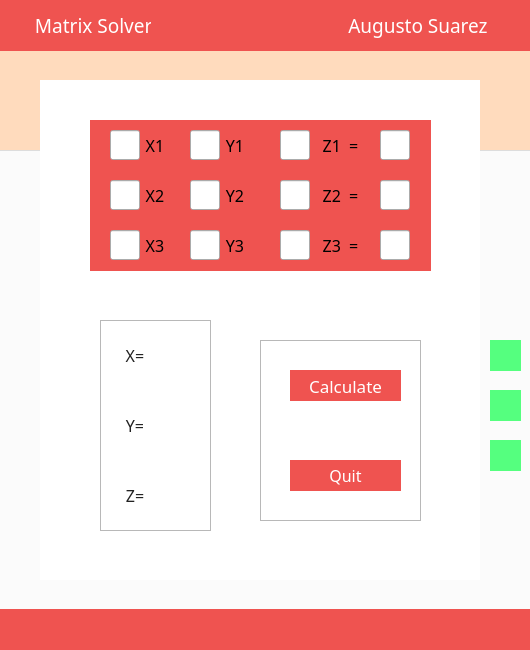
Qt form eqsolver.ui (AugSuarez/eqsolver) before a commit.
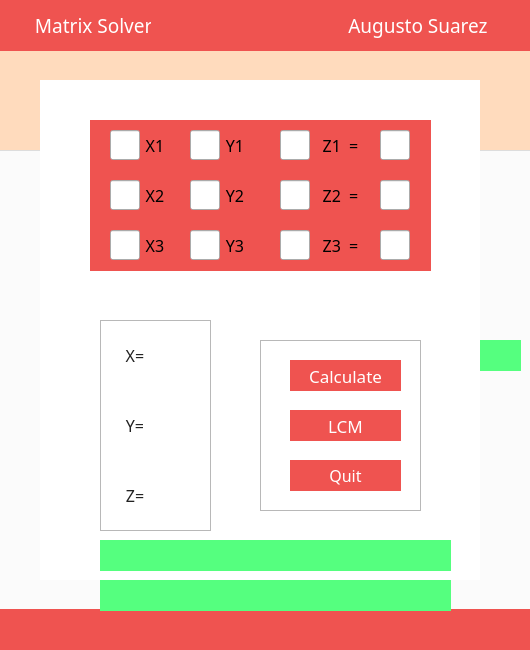
The same form after that commit.

```diff
--- a/eqsolver.ui
+++ b/eqsolver.ui
@@ -1063,7 +1063,7 @@
        <x>220</x>
        <y>260</y>
        <width>161</width>
-       <height>181</height>
+       <height>171</height>
       </rect>
      </property>
      <property name="font">
@@ -1113,7 +1113,7 @@
       <property name="geometry">
        <rect>
         <x>30</x>
-        <y>30</y>
+        <y>20</y>
         <width>111</width>
         <height>31</height>
        </rect>
@@ -1146,6 +1146,157 @@
        <bool>true</bool>
       </property>
      </widget>
+     <widget class="QPushButton" name="lcm">
+      <property name="geometry">
+       <rect>
+        <x>30</x>
+        <y>70</y>
+        <width>111</width>
+        <height>31</height>
+       </rect>
+      </property>
+      <property name="font">
+       <font>
+        <family>Ebrima</family>
+        <pointsize>13</pointsize>
+        <weight>50</weight>
+        <bold>false</bold>
+       </font>
+      </property>
+      <property name="styleSheet">
+       <string notr="true">QPushButton{
+background-color:#EF5350;
+border-style:none;
+color:#fff;
+}</string>
+      </property>
+      <property name="text">
+       <string>LCM</string>
+      </property>
+      <property name="autoDefault">
+       <bool>false</bool>
+      </property>
+      <property name="default">
+       <bool>false</bool>
+      </property>
+      <property name="flat">
+       <bool>true</bool>
+      </property>
+     </widget>
+    </widget>
+    <widget class="QLabel" name="lcm_3">
+     <property name="geometry">
+      <rect>
+       <x>60</x>
+       <y>460</y>
+       <width>351</width>
+       <height>31</height>
+      </rect>
+     </property>
+     <property name="palette">
+      <palette>
+       <active>
+        <colorrole role="Button">
+         <brush brushstyle="SolidPattern">
+          <color alpha="255">
+           <red>85</red>
+           <green>255</green>
+           <blue>127</blue>
+          </color>
+         </brush>
+        </colorrole>
+        <colorrole role="Base">
+         <brush brushstyle="SolidPattern">
+          <color alpha="255">
+           <red>85</red>
+           <green>255</green>
+           <blue>127</blue>
+          </color>
+         </brush>
+        </colorrole>
+        <colorrole role="Window">
+         <brush brushstyle="SolidPattern">
+          <color alpha="255">
+           <red>85</red>
+           <green>255</green>
+           <blue>127</blue>
+          </color>
+         </brush>
+        </colorrole>
+       </active>
+       <inactive>
+        <colorrole role="Button">
+         <brush brushstyle="SolidPattern">
+          <color alpha="255">
+           <red>85</red>
+           <green>255</green>
+           <blue>127</blue>
+          </color>
+         </brush>
+        </colorrole>
+        <colorrole role="Base">
+         <brush brushstyle="SolidPattern">
+          <color alpha="255">
+           <red>85</red>
+           <green>255</green>
+           <blue>127</blue>
+          </color>
+         </brush>
+        </colorrole>
+        <colorrole role="Window">
+         <brush brushstyle="SolidPattern">
+          <color alpha="255">
+           <red>85</red>
+           <green>255</green>
+           <blue>127</blue>
+          </color>
+         </brush>
+        </colorrole>
+       </inactive>
+       <disabled>
+        <colorrole role="Button">
+         <brush brushstyle="SolidPattern">
+          <color alpha="255">
+           <red>85</red>
+           <green>255</green>
+           <blue>127</blue>
+          </color>
+         </brush>
+        </colorrole>
+        <colorrole role="Base">
+         <brush brushstyle="SolidPattern">
+          <color alpha="255">
+           <red>85</red>
+           <green>255</green>
+           <blue>127</blue>
+          </color>
+         </brush>
+        </colorrole>
+        <colorrole role="Window">
+         <brush brushstyle="SolidPattern">
+          <color alpha="255">
+           <red>85</red>
+           <green>255</green>
+           <blue>127</blue>
+          </color>
+         </brush>
+        </colorrole>
+       </disabled>
+      </palette>
+     </property>
+     <property name="font">
+      <font>
+       <family>Ebrima</family>
+      </font>
+     </property>
+     <property name="styleSheet">
+      <string notr="true">QLabel{
+background-color: rgb(85, 255, 127);
+}</string>
+     </property>
+     <property name="text">
+      <string/>
+     </property>
     </widget>
     <zorder>resultframe</zorder>
     <zorder>btnframe</zorder>
@@ -1176,9 +1327,9 @@
    <widget class="QLabel" name="lcd_1">
     <property name="geometry">
      <rect>
-      <x>490</x>
+      <x>480</x>
       <y>340</y>
-      <width>31</width>
+      <width>41</width>
       <height>31</height>
      </rect>
     </property>
@@ -1290,123 +1441,9 @@
    <widget class="QLabel" name="lcd_2">
     <property name="geometry">
      <rect>
-      <x>490</x>
-      <y>390</y>
-      <width>31</width>
-      <height>31</height>
-     </rect>
-    </property>
-    <property name="palette">
-     <palette>
-      <active>
-       <colorrole role="Button">
-        <brush brushstyle="SolidPattern">
-         <color alpha="255">
-          <red>85</red>
-          <green>255</green>
-          <blue>127</blue>
-         </color>
-        </brush>
-       </colorrole>
-       <colorrole role="Base">
-        <brush brushstyle="SolidPattern">
-         <color alpha="255">
-          <red>85</red>
-          <green>255</green>
-          <blue>127</blue>
-         </color>
-        </brush>
-       </colorrole>
-       <colorrole role="Window">
-        <brush brushstyle="SolidPattern">
-         <color alpha="255">
-          <red>85</red>
-          <green>255</green>
-          <blue>127</blue>
-         </color>
-        </brush>
-       </colorrole>
-      </active>
-      <inactive>
-       <colorrole role="Button">
-        <brush brushstyle="SolidPattern">
-         <color alpha="255">
-          <red>85</red>
-          <green>255</green>
-          <blue>127</blue>
-         </color>
-        </brush>
-       </colorrole>
-       <colorrole role="Base">
-        <brush brushstyle="SolidPattern">
-         <color alpha="255">
-          <red>85</red>
-          <green>255</green>
-          <blue>127</blue>
-         </color>
-        </brush>
-       </colorrole>
-       <colorrole role="Window">
-        <brush brushstyle="SolidPattern">
-         <color alpha="255">
-          <red>85</red>
-          <green>255</green>
-          <blue>127</blue>
-         </color>
-        </brush>
-       </colorrole>
-      </inactive>
-      <disabled>
-       <colorrole role="Button">
-        <brush brushstyle="SolidPattern">
-         <color alpha="255">
-          <red>85</red>
-          <green>255</green>
-          <blue>127</blue>
-         </color>
-        </brush>
-       </colorrole>
-       <colorrole role="Base">
-        <brush brushstyle="SolidPattern">
-         <color alpha="255">
-          <red>85</red>
-          <green>255</green>
-          <blue>127</blue>
-         </color>
-        </brush>
-       </colorrole>
-       <colorrole role="Window">
-        <brush brushstyle="SolidPattern">
-         <color alpha="255">
-          <red>85</red>
-          <green>255</green>
-          <blue>127</blue>
-         </color>
-        </brush>
-       </colorrole>
-      </disabled>
-     </palette>
-    </property>
-    <property name="font">
-     <font>
-      <family>Ebrima</family>
-     </font>
-    </property>
-    <property name="styleSheet">
-     <string notr="true">QLabel{
-background-color: rgb(85, 255, 127);
-}</string>
-    </property>
-    <property name="text">
-     <string/>
-    </property>
-   </widget>
-   <widget class="QLabel" name="lcd_3">
-    <property name="geometry">
-     <rect>
-      <x>490</x>
-      <y>440</y>
-      <width>31</width>
+      <x>100</x>
+      <y>580</y>
+      <width>351</width>
       <height>31</height>
      </rect>
     </property>
```
Left out of the diff: 5 changed lines with no effect on the pictures.
